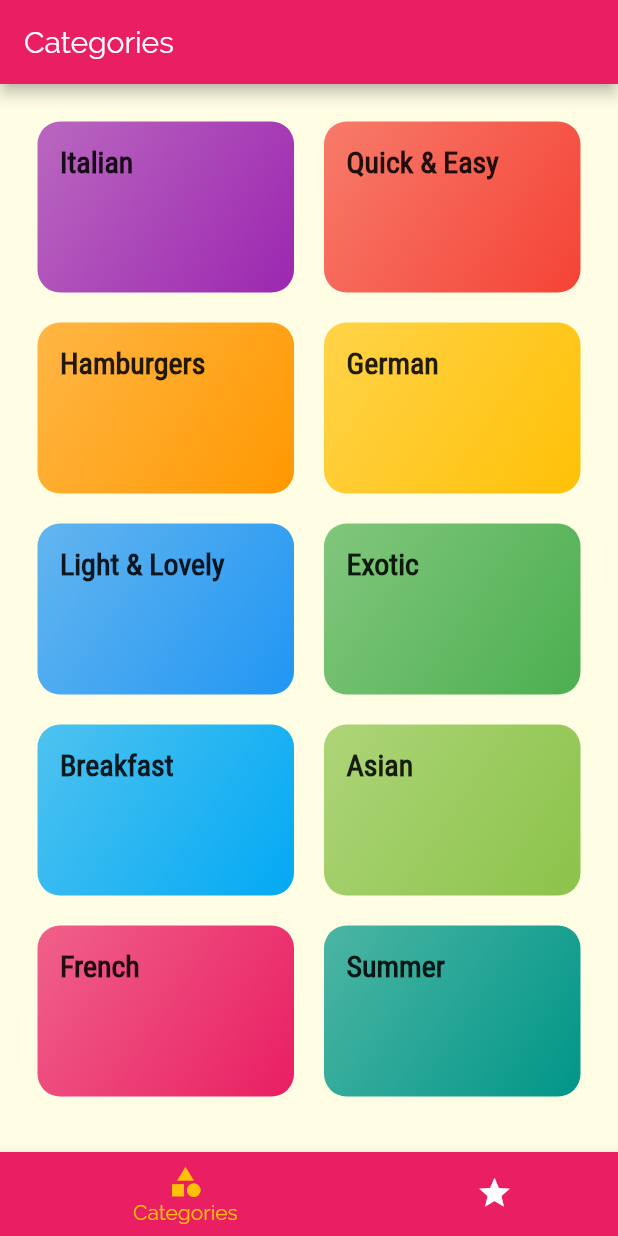
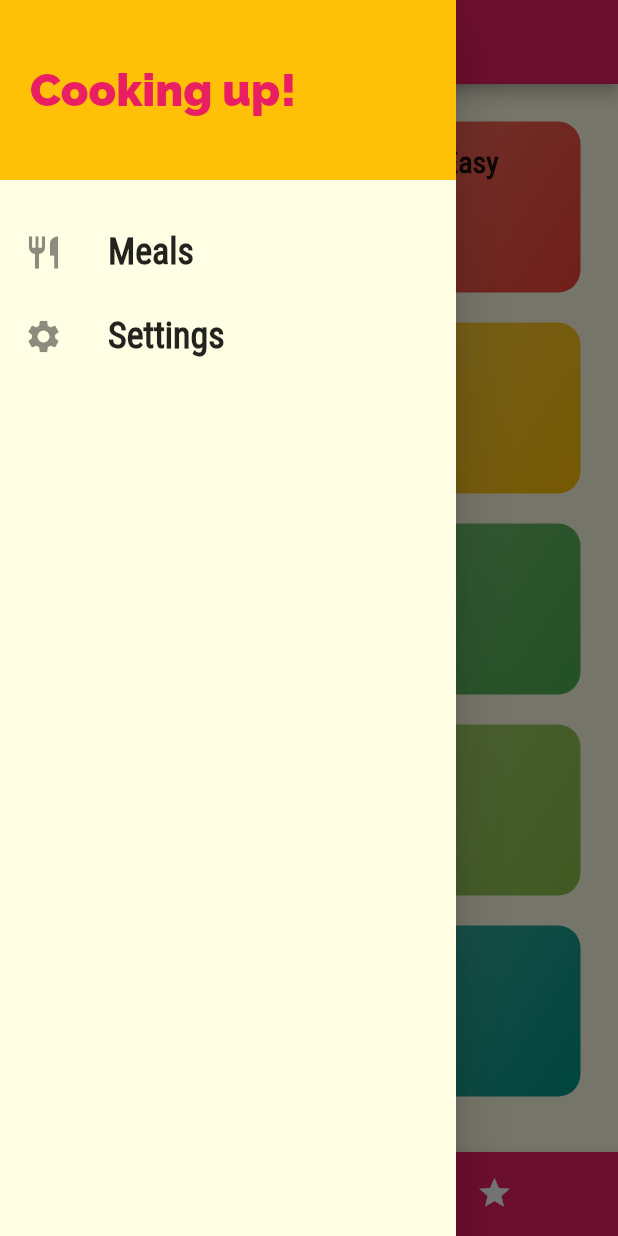
Before and after one commit to thomasbonnet12/meal, a Flutter app: the screen it shows after launch, with the side drawer open (before the commit the screen has no drawer), on a phone screen of 412 x 824 dp. Run offline on Flutter 3.47's test engine with Material 2 defaults, Android fonts, the phone set to English and light mode, and no system bars.

Commit message:
Drawer created

```diff
--- a/lib/screens/tabs_screen.dart
+++ b/lib/screens/tabs_screen.dart
@@ -1,6 +1,7 @@
 import 'package:flutter/material.dart';
 import 'package:flutter_meal_app/screens/categories_screen.dart';
 import 'package:flutter_meal_app/screens/favorites_screen.dart';
+import 'package:flutter_meal_app/widgets/main_drawer.dart';
 
 class TabScreen extends StatefulWidget {
   @override
@@ -11,7 +12,7 @@ class _TabScreenState extends State<TabScreen> {
   //Give us access to those pages and we pass those arguments
   final List<Map<String, Object>> _pages = [
     {'page': CategoriesScreen(), 'title': 'Categories'},
-    {'page': Favorites(), 'title': 'Categories'},
+    {'page': Favorites(), 'title': 'Your Favorites'},
   ];
   // Help us to create a switch to access to one or the other value
   int _selectedPageIndex = 0;
@@ -26,6 +27,7 @@ class _TabScreenState extends State<TabScreen> {
   @override
   Widget build(BuildContext context) {
     return Scaffold(
+      drawer: MainDrawer(),
       appBar: AppBar(
         title: Text(_pages[_selectedPageIndex]['title']),
       ),
--- /dev/null
+++ b/lib/widgets/main_drawer.dart
@@ -0,0 +1,74 @@
+import 'package:flutter/material.dart';
+
+class MainDrawer extends StatelessWidget {
+  @override
+  Widget build(BuildContext context) {
+    return Drawer(
+      child: Column(
+        children: [
+          Container(
+            height: 120,
+            width: double.infinity,
+            padding: EdgeInsets.all(20),
+            alignment: Alignment.centerLeft,
+            color: Theme.of(context).accentColor,
+            child: Text(
+              'Cooking up!',
+              style: TextStyle(
+                  fontWeight: FontWeight.w900,
+                  fontSize: 30,
+                  color: Theme.of(context).primaryColor),
+            ),
+          ),
+          SizedBox(height: 20),
+          buildListTileMethod('Meals', Icons.restaurant),
+          BuildListTileWidget(title: 'Settings', icon: Icons.settings),
+        ],
+      ),
+    );
+  }
+}
+
+//Here below I have the method and the widget for the same buildListTile, one is a method and one is a widget
+//I wanted to try both so that's why we have both of the method bellow
+ListTile buildListTileMethod(String title, IconData icon) {
+  return ListTile(
+    leading: Icon(icon, size: 26),
+    title: Text(
+      title,
+      style: TextStyle(
+        fontFamily: 'RobotoCondensed',
+        fontSize: 24,
+        fontWeight: FontWeight.bold,
+      ),
+    ),
+    onTap: () {},
+  );
+}
+
+class BuildListTileWidget extends StatelessWidget {
+  final String title;
+  final IconData icon;
+
+  const BuildListTileWidget({
+    Key key,
+    this.title,
+    this.icon,
+  }) : super(key: key);
+
+  @override
+  Widget build(BuildContext context) {
+    return ListTile(
+      leading: Icon(icon, size: 26),
+      title: Text(
+        title,
+        style: TextStyle(
+          fontFamily: 'RobotoCondensed',
+          fontSize: 24,
+          fontWeight: FontWeight.bold,
+        ),
+      ),
+      onTap: () {},
+    );
+  }
+}
```
